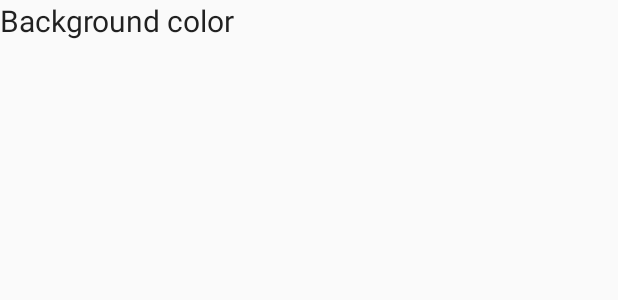
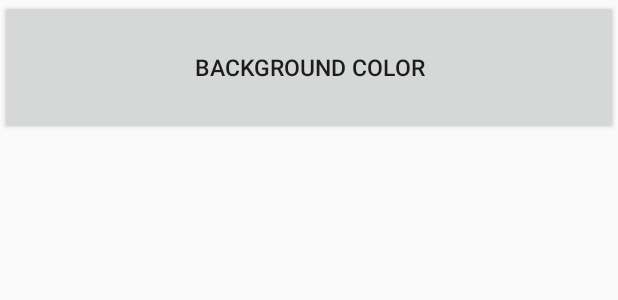
Before and after one commit to noopur1202/MyMovieApp, an Android app: the layout settings.xml on its own in the app's theme, with its tools: preview values and no code run, on a phone screen of 412 x 824 dp. Shown: the top 300 px of the screen. Run offline under Robolectric (Android 15) with nearby library versions, the phone set to English and light mode, and no system bars.

Commit message:
details activity inflated

```diff
--- a/app/src/main/java/com/example/android/mymovieapp/DetailActivity.java
+++ b/app/src/main/java/com/example/android/mymovieapp/DetailActivity.java
@@ -3,6 +3,7 @@ package com.example.android.mymovieapp;
 import android.os.Bundle;
 import android.os.PersistableBundle;
 import android.support.v7.app.AppCompatActivity;
+import android.widget.TextView;
 
 /**
  * Created by Noopur on 8/25/2016.
@@ -13,5 +14,8 @@ public class DetailActivity extends AppCompatActivity {
     public void onCreate(Bundle savedInstanceState, PersistableBundle persistentState) {
         super.onCreate(savedInstanceState, persistentState);
         setContentView(R.layout.details);
+
+        TextView textView=(TextView)findViewById(R.id.details_textview);
+        textView.setText("details");
     }
 }
--- a/app/src/main/res/layout/settings.xml
+++ b/app/src/main/res/layout/settings.xml
@@ -4,14 +4,13 @@
     android:layout_height="match_parent"
     android:weightSum="1">
 
-    <TextView
-        android:layout_width="wrap_content"
+    <Button
+        android:layout_width="match_parent"
         android:layout_height="0dp"
-        android:textAppearance="?android:attr/textAppearanceLarge"
         android:text="Background color"
-        android:id="@+id/sTextview"
-        android:textSize="20dp"
+        android:id="@+id/s_button"
+        android:textSize="15dp"
         android:textAlignment="center"
-        android:layout_gravity="left"
-        android:layout_weight="0.07" />
+        android:layout_gravity="center"
+        android:layout_weight="0.11" />
 </LinearLayout>
```
Also changed, not shown: app/src/main/AndroidManifest.xml (+9 -1 lines), app/src/main/java/com/example/android/mymovieapp/ImageAdapter.java (+5 -8 lines), app/src/main/java/com/example/android/mymovieapp/MainActivityFragment.java (+7 -5 lines), app/src/main/java/com/example/android/mymovieapp/SettingsActivity.java (+4 -4 lines), app/src/main/res/layout/details.xml (+9 -5 lines).
